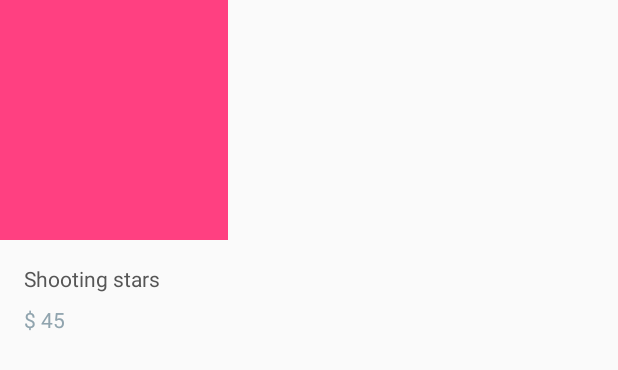
After one commit to saulmm/From-design-to-Android-part1, an Android app: the layout item_product.xml on its own in the app's theme, with its tools: preview values and no code run, on a phone screen of 412 x 824 dp. The commit adds this screen. Shown: the top 370 px of the screen. Run offline under Robolectric (Android 15) with nearby library versions, the phone set to English and light mode, and no system bars.

Commit message:
Created Product model w/ fake factory method, added databinding

```diff
--- a/app/build.gradle
+++ b/app/build.gradle
@@ -11,6 +11,11 @@ android {
         versionName "1.0"
         testInstrumentationRunner "android.support.test.runner.AndroidJUnitRunner"
     }
+
+    dataBinding {
+        enabled = true
+    }
+
     buildTypes {
         release {
             minifyEnabled false
--- /dev/null
+++ b/app/src/main/res/layout/item_product.xml
@@ -0,0 +1,58 @@
+<?xml version="1.0" encoding="utf-8"?>
+<layout>
+    <data>
+        <variable
+            name="product"
+            type="com.saulmm.cui.model.Product"
+            />
+    </data>
+
+    <android.support.constraint.ConstraintLayout
+        xmlns:android="http://schemas.android.com/apk/res/android"
+        xmlns:app="http://schemas.android.com/apk/res-auto"
+        xmlns:tools="http://schemas.android.com/tools"
+        android:layout_width="152dp"
+        android:layout_height="264dp"
+        android:orientation="vertical"
+        >
+
+        <ImageView
+            android:id="@+id/imageView"
+            android:layout_width="0dp"
+            android:layout_height="160dp"
+            app:layout_constraintLeft_toLeftOf="parent"
+            app:layout_constraintRight_toRightOf="parent"
+            app:layout_constraintTop_toTopOf="parent"
+            app:srcCompat="@color/colorAccent"
+            />
+
+        <TextView
+            android:id="@+id/textView"
+            android:layout_width="wrap_content"
+            android:layout_height="wrap_content"
+            android:layout_marginLeft="16dp"
+            android:layout_marginStart="16dp"
+            android:layout_marginTop="16dp"
+            android:text="@{product.name}"
+            android:textColor="@color/grey_800"
+            android:textSize="14sp"
+            app:layout_constraintLeft_toLeftOf="parent"
+            app:layout_constraintTop_toBottomOf="@+id/imageView"
+            tools:text="Shooting stars"
+            />
+
+        <TextView
+            android:id="@+id/textView4"
+            android:layout_width="wrap_content"
+            android:layout_height="wrap_content"
+            android:layout_marginLeft="16dp"
+            android:layout_marginTop="8dp"
+            android:text="@{product.price}"
+            android:textColor="@color/blue_grey_400"
+            android:textSize="14sp"
+            app:layout_constraintLeft_toLeftOf="parent"
+            app:layout_constraintTop_toBottomOf="@+id/textView"
+            tools:text="$ 45"
+            />
+    </android.support.constraint.ConstraintLayout>
+</layout>
--- a/app/src/main/res/values/colors.xml
+++ b/app/src/main/res/values/colors.xml
@@ -3,4 +3,8 @@
     <color name="colorPrimary">#3F51B5</color>
     <color name="colorPrimaryDark">#303F9F</color>
     <color name="colorAccent">#FF4081</color>
+
+    <color name="white">#FFF</color>
+    <color name="grey_800">#565656</color>
+    <color name="blue_grey_400">#90A4AE</color>
 </resources>
```
Also changed, not shown: app/src/main/java/com/saulmm/cui/HomeActivity.java (+11 -7 lines), app/src/main/java/com/saulmm/cui/model/Product.java (added, +24 -0 lines).
